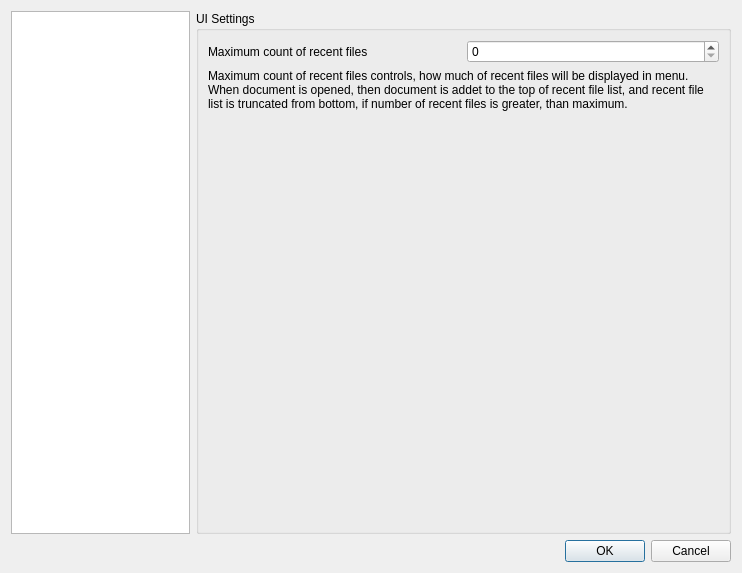
Above: PdfForQtViewer/pdfviewersettingsdialog.ui from JakubMelka/PDF4QT before the change. Below: the same form after it.
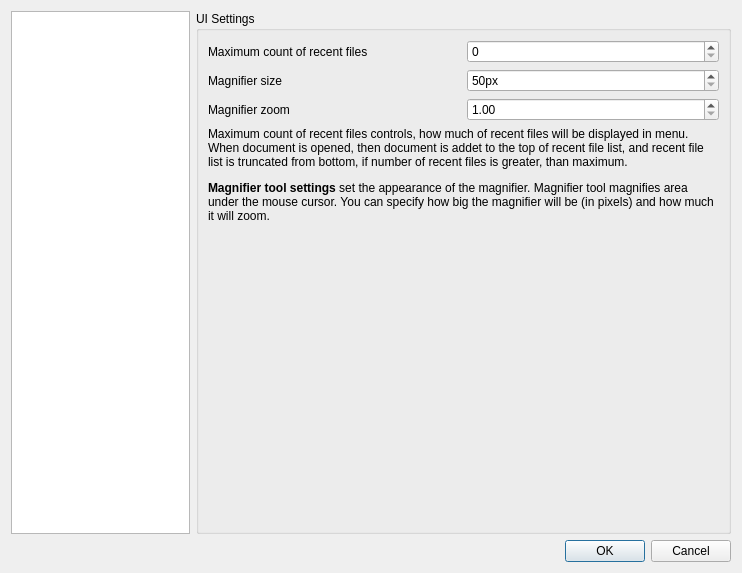
That is the form after the change. The open tabs and pages were chosen to show the change.

Commit message: Magnifier tool

```diff
--- a/PdfForQtViewer/pdfviewersettingsdialog.ui
+++ b/PdfForQtViewer/pdfviewersettingsdialog.ui
@@ -847,6 +847,13 @@
            <layout class="QVBoxLayout" name="verticalLayout_4">
             <item>
              <layout class="QGridLayout" name="uiGroupBoxLayout">
+              <item row="1" column="0">
+               <widget class="QLabel" name="magnifierSizeLabel">
+                <property name="text">
+                 <string>Magnifier size</string>
+                </property>
+               </widget>
+              </item>
               <item row="0" column="0">
                <widget class="QLabel" name="maximumRecentFileCountLabel">
                 <property name="text">
@@ -857,12 +864,42 @@
               <item row="0" column="1">
                <widget class="QSpinBox" name="maximumRecentFileCountEdit"/>
               </item>
+              <item row="2" column="0">
+               <widget class="QLabel" name="magnifierZoomLabel">
+                <property name="text">
+                 <string>Magnifier zoom</string>
+                </property>
+               </widget>
+              </item>
+              <item row="1" column="1">
+               <widget class="QSpinBox" name="magnifierSizeEdit">
+                <property name="suffix">
+                 <string>px</string>
+                </property>
+                <property name="minimum">
+                 <number>50</number>
+                </property>
+                <property name="maximum">
+                 <number>1000</number>
+                </property>
+               </widget>
+              </item>
+              <item row="2" column="1">
+               <widget class="QDoubleSpinBox" name="magnifierZoomEdit">
+                <property name="minimum">
+                 <double>1.000000000000000</double>
+                </property>
+                <property name="maximum">
+                 <double>10.000000000000000</double>
+                </property>
+               </widget>
+              </item>
              </layout>
             </item>
             <item>
              <widget class="QLabel" name="uiInfoLabel">
               <property name="text">
-               <string>&lt;html&gt;&lt;head/&gt;&lt;body&gt;&lt;p&gt;Maximum count of recent files controls, how much of recent files will be displayed in menu. When document is opened, then document is addet to the top of recent file list, and recent file list is truncated from bottom, if number of recent files is greater, than maximum.&lt;/p&gt;&lt;/body&gt;&lt;/html&gt;</string>
+               <string>&lt;html&gt;&lt;head/&gt;&lt;body&gt;&lt;p&gt;Maximum count of recent files controls, how much of recent files will be displayed in menu. When document is opened, then document is addet to the top of recent file list, and recent file list is truncated from bottom, if number of recent files is greater, than maximum.&lt;/p&gt;&lt;p&gt;&lt;span style=&quot; font-weight:600;&quot;&gt;Magnifier tool settings &lt;/span&gt;set the appearance of the magnifier. Magnifier tool magnifies area under the mouse cursor. You can specify how big the magnifier will be (in pixels) and how much it will zoom.&lt;/p&gt;&lt;/body&gt;&lt;/html&gt;</string>
               </property>
               <property name="wordWrap">
                <bool>true</bool>
```
Left out of the diff: 2 changed lines with no effect on the pictures. The commit also changes 12 other files.
